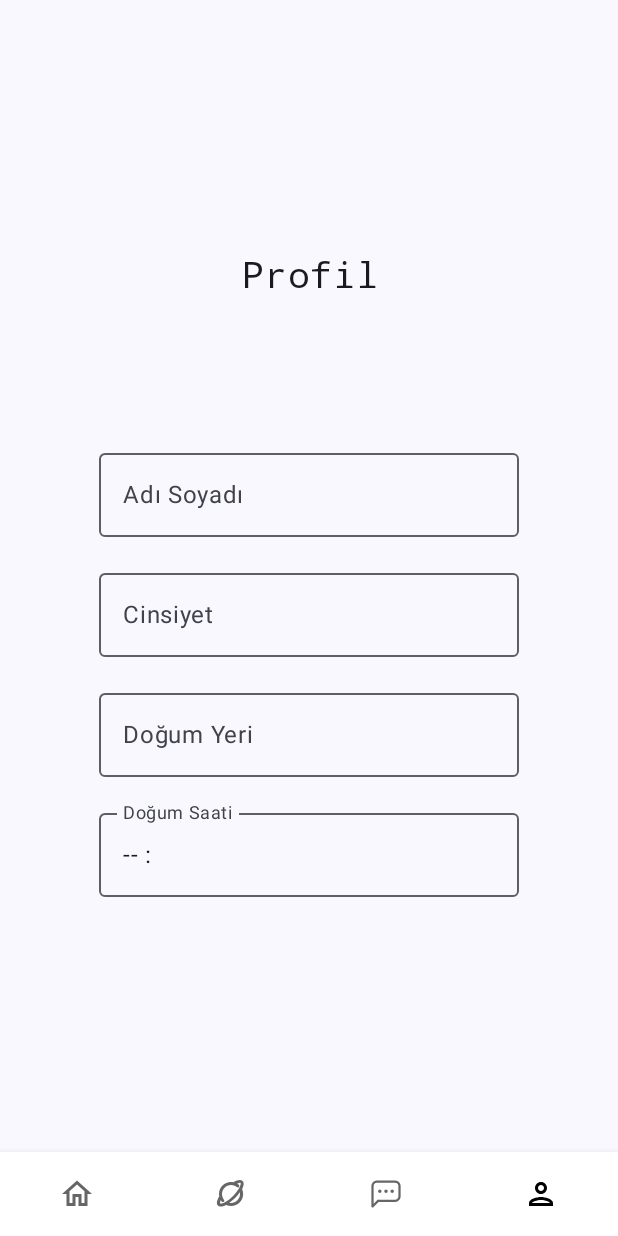
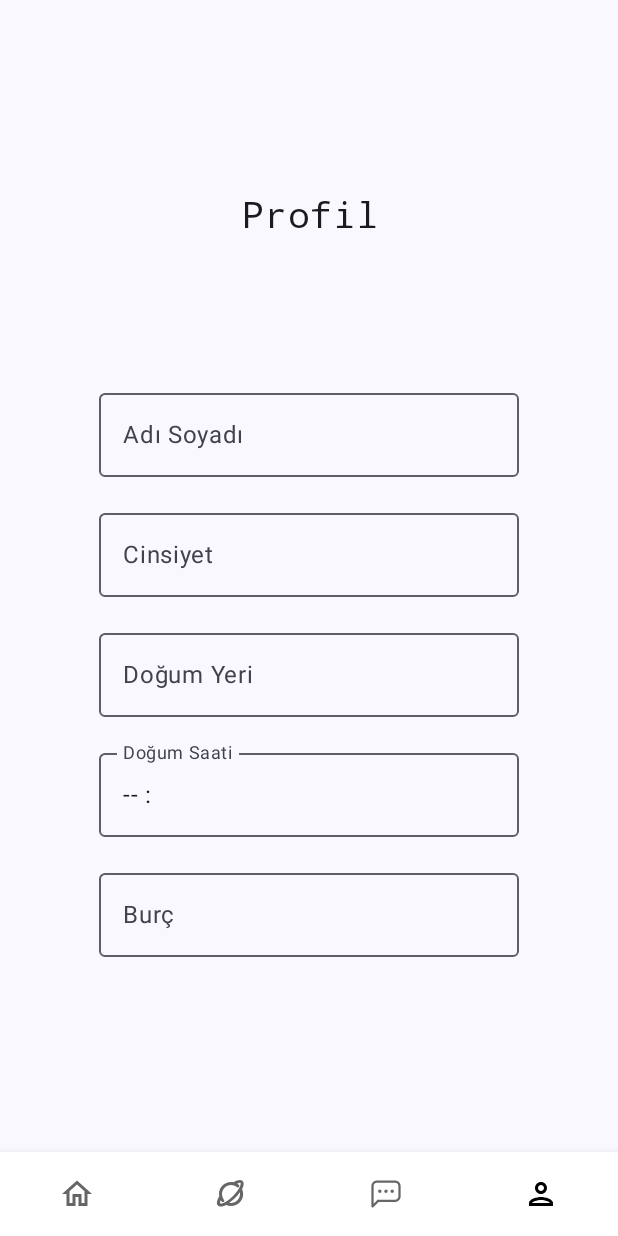
Before and after one commit to mstfyvz/zodiacsign, an Android app built with Jetpack Compose: the MainActivity screen opened directly, with no data from a screen before it, item 4 of the bottom bar chosen, on a phone screen of 412 x 824 dp. Run offline under Robolectric (Android 15) with nearby library versions, the phone set to English and light mode, and no system bars; our stand-ins replace Dagger/Hilt's generated code.

Commit message:
calculated zodiac sign

```diff
--- a/app/src/main/java/com/zodiacsign/app/data/model/PersonData.kt
+++ b/app/src/main/java/com/zodiacsign/app/data/model/PersonData.kt
@@ -8,5 +8,6 @@ data class PersonData(
     val nameLastName: String = "",
     val birthPlace: String = "",
     val birthTime: BirthTime = BirthTime("", "", "", "", ""),
-    val gender: String = ""
+    val gender: String = "",
+    val zodiacSign: String = ""
 ): Parcelable
--- a/app/src/main/java/com/zodiacsign/app/ui/screens/ProfileScreen.kt
+++ b/app/src/main/java/com/zodiacsign/app/ui/screens/ProfileScreen.kt
@@ -94,6 +94,12 @@ fun ProfileScreen() {
                 label = { Text(stringResource(R.string.birth_time_label)) },
                 readOnly = true,
             )
+            Spacer(Modifier.padding(8.dp))
+            OutlinedTextField(
+                value = personData.zodiacSign, onValueChange = {},
+                label = { Text(stringResource(R.string.zodiac_sign_label)) },
+                readOnly = true,
+            )
         }
     }
 }
--- a/app/src/main/res/values/strings.xml
+++ b/app/src/main/res/values/strings.xml
@@ -5,6 +5,7 @@
     <string name="birth_time_label">Doğum Saati</string>
     <string name="birth_time_value">%1$s-%2$s-%3$s %4$s:%5$s</string>
     <string name="gender_label">Cinsiyet</string>
+    <string name="zodiac_sign_label">Burç</string>
     <string name="male">Erkek</string>
     <string name="female">Kadın</string>
     <string name="login_text">Devam Et</string>
```
Also changed, not shown: app/src/main/java/com/zodiacsign/app/ui/screens/LoginScreen.kt (+22 -3 lines).
